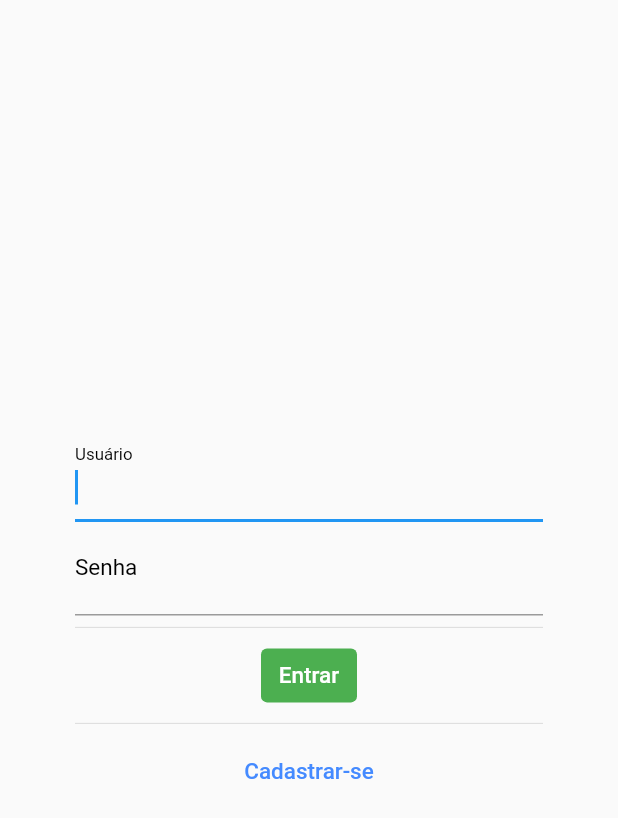
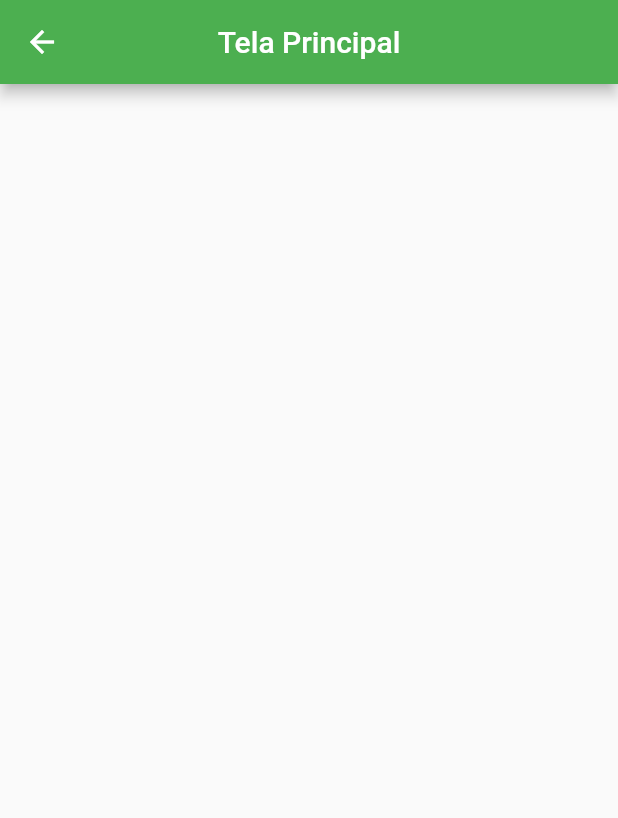
Before and after one commit to JoaoPedroLourenco/projetodev, a Flutter app: the screen it shows after launch, after a tap on "Entrar", on a phone screen of 412 x 824 dp. Shown: the top 818 px of the screen. Run offline on Flutter 3.47's test engine with Material 2 defaults, Android fonts, the light colour scheme and no system bars.

Commit message:
06/05/23

```diff
--- /dev/null
+++ b/lib/home.dart
@@ -0,0 +1,21 @@
+import 'package:flutter/material.dart';
+
+class Homepage extends StatefulWidget {
+  const Homepage({ Key? key }) : super(key: key);
+
+  @override
+  _HomepageState createState() => _HomepageState();
+}
+
+class _HomepageState extends State<Homepage> {
+  @override
+  Widget build(BuildContext context) {
+    return Scaffold(
+      appBar: AppBar(
+        centerTitle: true,
+          title: Text('Tela Principal'),
+          backgroundColor: Colors.green,
+      )
+    );
+  }
+}
--- a/lib/login.dart
+++ b/lib/login.dart
@@ -1,5 +1,6 @@
 import 'package:flutter/material.dart';
 import 'package:telaslogin/cadastro.dart';
+import 'package:telaslogin/home.dart';
 
 class LoginPage extends StatefulWidget {
   const LoginPage({ Key? key, required MaterialAccentColor primarySwatch }) : super(key: key);
@@ -18,16 +19,17 @@ class _LoginPageState extends State<LoginPage> {
         width: double.infinity,
         height: double.infinity,
         child: Padding(
-          padding: const EdgeInsets.all(50.0),
+          padding: const EdgeInsets.symmetric(vertical: 50, horizontal: 30),
           child: Column(
             mainAxisAlignment: MainAxisAlignment.center,
             children: [
               TextFormField(
             autofocus: true,
-             keyboardType: TextInputType.text,
+             keyboardType: TextInputType.emailAddress,
              style: new TextStyle(color: Colors.black, fontSize: 20),
              decoration: InputDecoration(
-               labelText: "Usuário",
+               icon: Icon(Icons.email),
+               labelText: "E-mail",
                labelStyle: TextStyle(color: Colors.black,fontSize: 15)
              ),
         ),
@@ -37,6 +39,7 @@ class _LoginPageState extends State<LoginPage> {
             keyboardType: TextInputType.visiblePassword,
             style: TextStyle(color: Colors.black, fontSize: 20),
             decoration: InputDecoration(
+              icon: Icon(Icons.lock),
                labelText: "Senha",
                labelStyle: TextStyle(color: Colors.black,fontSize: 15)
              ),
@@ -57,7 +60,9 @@ class _LoginPageState extends State<LoginPage> {
                  fontSize: 15
                  ),
               ),
-               onPressed: () {},
+               onPressed: () {Navigator.push(
+               context,
+               MaterialPageRoute(builder: (context) => const Homepage()));},
              ),
 
            ),
@@ -68,6 +73,7 @@ class _LoginPageState extends State<LoginPage> {
                child: Text(
                  "Cadastrar-se",
                  style: TextStyle(
+                decoration: TextDecoration.underline,
                  color: Colors.blueAccent,
                  fontSize: 15
                  ),
```
Also changed, not shown: lib/cadastro.dart (+30 -3 lines).
